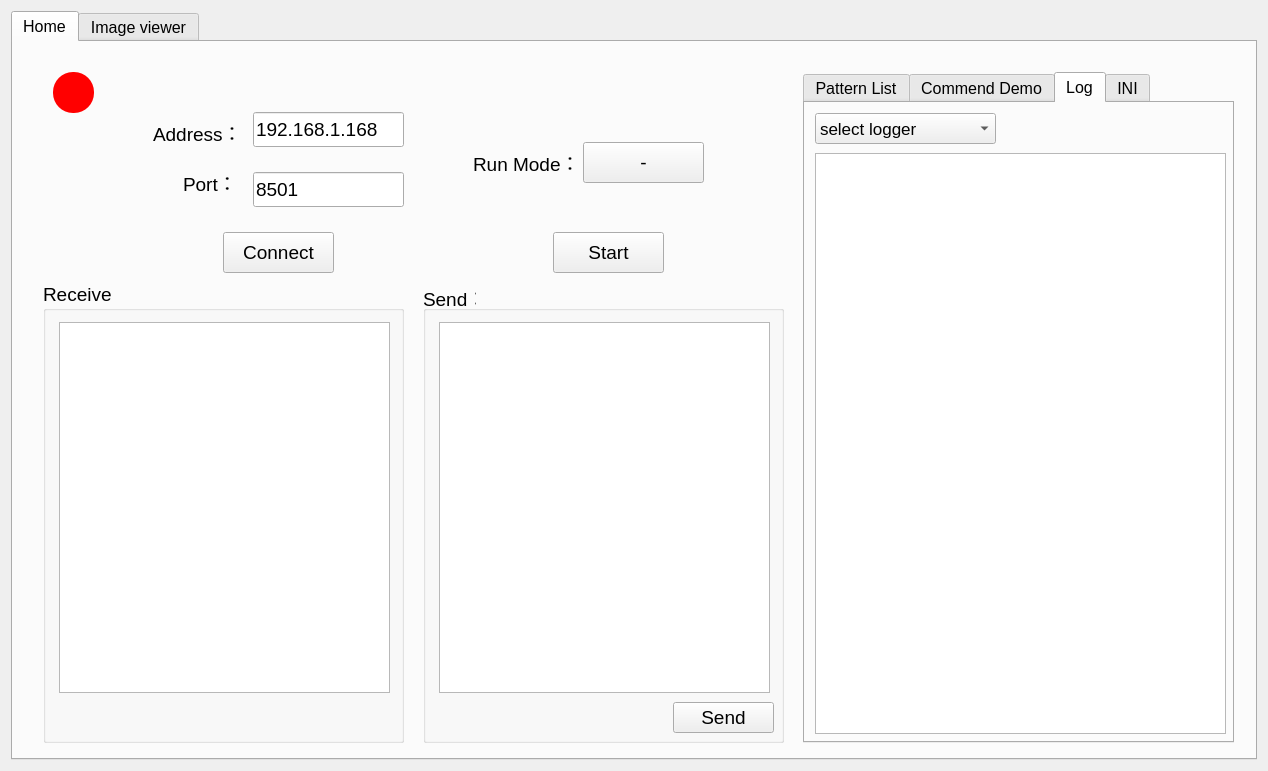
Above: widget.ui from hsinying-tsai/CT2 before the change. Below: the same form after it.
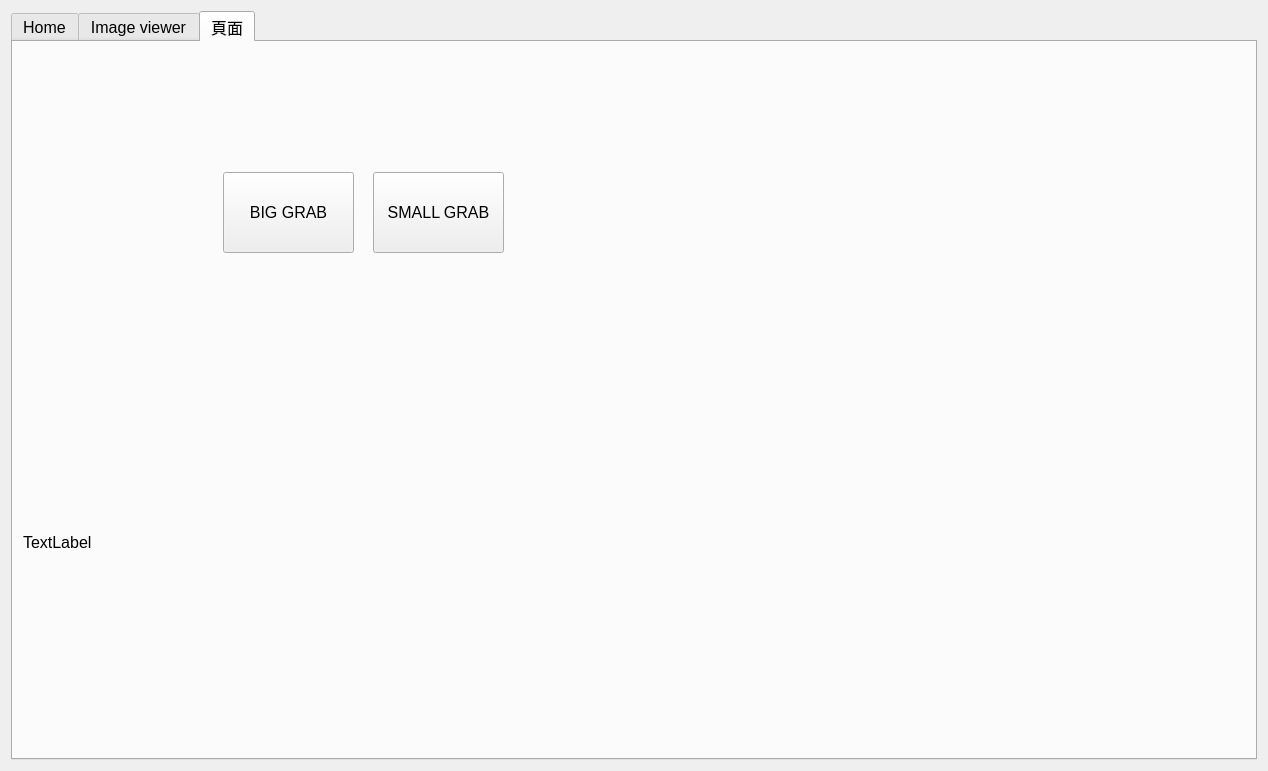
That is the form after the change. Custom widgets are drawn as their Qt base class.

Diff of the .ui file:
```diff
--- a/widget.ui
+++ b/widget.ui
@@ -37,7 +37,7 @@
       <enum>QTabWidget::Rounded</enum>
      </property>
      <property name="currentIndex">
-      <number>0</number>
+      <number>2</number>
      </property>
      <property name="documentMode">
       <bool>false</bool>
@@ -1619,6 +1619,50 @@
        </widget>
       </widget>
      </widget>
+     <widget class="QWidget" name="tab_5">
+      <attribute name="title">
+       <string>頁面</string>
+      </attribute>
+      <widget class="QPushButton" name="puB_bigGrab">
+       <property name="geometry">
+        <rect>
+         <x>210</x>
+         <y>130</y>
+         <width>131</width>
+         <height>81</height>
+        </rect>
+       </property>
+       <property name="text">
+        <string>BIG GRAB</string>
+       </property>
+      </widget>
+      <widget class="QPushButton" name="puB_samllGrab">
+       <property name="geometry">
+        <rect>
+         <x>360</x>
+         <y>130</y>
+         <width>131</width>
+         <height>81</height>
+        </rect>
+       </property>
+       <property name="text">
+        <string>SMALL GRAB</string>
+       </property>
+      </widget>
+      <widget class="QLabel" name="lbl_Img">
+       <property name="geometry">
+        <rect>
+         <x>10</x>
+         <y>220</y>
+         <width>1201</width>
+         <height>561</height>
+        </rect>
+       </property>
+       <property name="text">
+        <string>TextLabel</string>
+       </property>
+      </widget>
+     </widget>
     </widget>
    </item>
   </layout>
```
